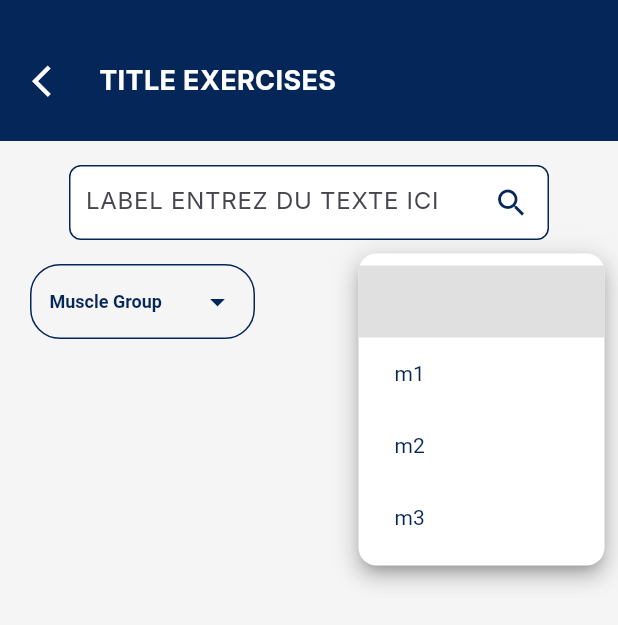
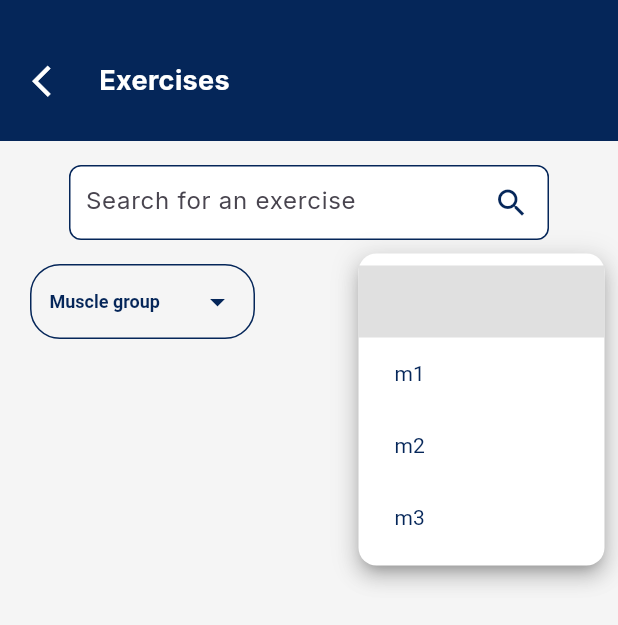
Before and after one commit to BaptisteGosselet/my_fit_buddy_front, a Flutter app: the ExercisesListPage screen opened directly, after a tap on "Mat", on a phone screen of 412 x 824 dp. Shown: the top 625 px of the screen. Run offline on Flutter 3.47's test engine with Material 3 defaults, Android fonts, the phone set to English and light mode, and no system bars; our stand-ins replace another_flutter_splash_screen, dio, flutter_secure_storage, go_router, google_fonts; accounts and stored records are empty; generated files the repository leaves out were written again; network calls fail.

```diff
--- a/lib/data/services/exercises_service.dart
+++ b/lib/data/services/exercises_service.dart
@@ -1,4 +1,3 @@
-import 'dart:typed_data';
 import 'package:dio/dio.dart';
 import 'package:my_fit_buddy/data/exercises/exercise.dart';
 import 'package:my_fit_buddy/data/services/api_service.dart';
--- a/lib/l10n/app_en.arb
+++ b/lib/l10n/app_en.arb
@@ -25,6 +25,10 @@
     "registerNotValidEmailFormat": "The email field is invalid",
     "registerPasswordTooShort": "The password must be at least 8 characters long",
     "registerDifferentPassword": "Passwords must be the same",
-    "registerSuccess": "Compte crée"
+    "registerSuccess": "Registered successfuly",
+
+    "exercisesTitle" : "Exercises",
+    "exercisesSearch" : "Search for an exercise",
+    "muscleGroupMenu" : "Muscle group"
 
 }
--- a/lib/viewmodels/exercises_viewmodel.dart
+++ b/lib/viewmodels/exercises_viewmodel.dart
@@ -5,12 +5,13 @@ class ExercisesViewmodel {
   final ExercisesService exercisesService = ExercisesService();
 
   List<Exercise> exercises = [];
-  bool isLoading = false; // Indicateur de chargement
+  bool isLoading = false;
 
   Future<List<Exercise>> updateExercises(
       String key, String muscleGroup, int pageIndex) async {
-    if (isLoading)
-      return []; // Évite de lancer une requête si une est déjà en cours
+    if (isLoading) {
+      return [];
+    }
 
     print("VM updateExercises - Start");
     print(
--- a/lib/views/pages/exercises_list_page.dart
+++ b/lib/views/pages/exercises_list_page.dart
@@ -7,6 +7,7 @@ import 'package:my_fit_buddy/views/widgets/exercises_card.dart';
 import 'package:my_fit_buddy/views/widgets/fit_dropdown.dart';
 import 'package:my_fit_buddy/views/widgets/fit_header.dart';
 import 'package:my_fit_buddy/views/widgets/fit_search_bar.dart';
+import 'package:flutter_gen/gen_l10n/app_localizations.dart';
 
 class ExercisesListPage extends StatefulWidget {
   const ExercisesListPage({super.key});
@@ -72,7 +73,7 @@ class ExercisesListPageState extends State<ExercisesListPage> {
           Padding(
             padding: const EdgeInsets.only(bottom: 16.0),
             child: FitHeader(
-              title: 'TITLE EXERCISES',
+              title: AppLocalizations.of(context)!.exercisesTitle,
               leftIcon: Icons.arrow_back_ios,
               onLeftIconPressed: () => print('retour'),
             ),
@@ -93,7 +94,7 @@ class ExercisesListPageState extends State<ExercisesListPage> {
             child: Row(
               children: [
                 FitDropdown(
-                  title: 'Muscle Group',
+                  title: AppLocalizations.of(context)!.muscleGroupMenu,
                   options: muscleGroups,
                   controller: muscleGroupController,
                   onItemChanged: () {
@@ -123,6 +124,8 @@ class ExercisesListPageState extends State<ExercisesListPage> {
                 print(exercise);
                 return ExercisesCard(
                   exercise: exercise,
+                  onTap: (int id) =>
+                      {print('add $id')}, //Todo remplacer par add exercise
                 );
               },
             ),
--- a/lib/views/widgets/fit_search_bar.dart
+++ b/lib/views/widgets/fit_search_bar.dart
@@ -1,5 +1,6 @@
 import 'package:flutter/material.dart';
 import 'package:my_fit_buddy/views/themes/color.dart';
+import 'package:flutter_gen/gen_l10n/app_localizations.dart';
 
 class FitSearchBar extends StatelessWidget {
   final TextEditingController controller;
@@ -28,14 +29,13 @@ class FitSearchBar extends StatelessWidget {
             ),
             child: TextField(
               controller: controller,
-              onChanged:
-                  onSearchChanged, // Ajout de l'écoute du changement de texte
-              decoration: const InputDecoration(
+              onChanged: onSearchChanged,
+              decoration: InputDecoration(
                 border: InputBorder.none,
-                hintText: 'LABEL ENTREZ DU TEXTE ICI',
+                hintText: AppLocalizations.of(context)!.exercisesSearch,
                 contentPadding:
-                    EdgeInsets.symmetric(vertical: 10, horizontal: 10),
-                suffixIcon: Icon(
+                    const EdgeInsets.symmetric(vertical: 10, horizontal: 10),
+                suffixIcon: const Icon(
                   Icons.search,
                   color: fitBlueDark,
                 ),
```
Also changed, not shown: lib/l10n/app_fr.arb (+6 -1 lines), lib/views/widgets/exercises_card.dart (+12 -15 lines).
